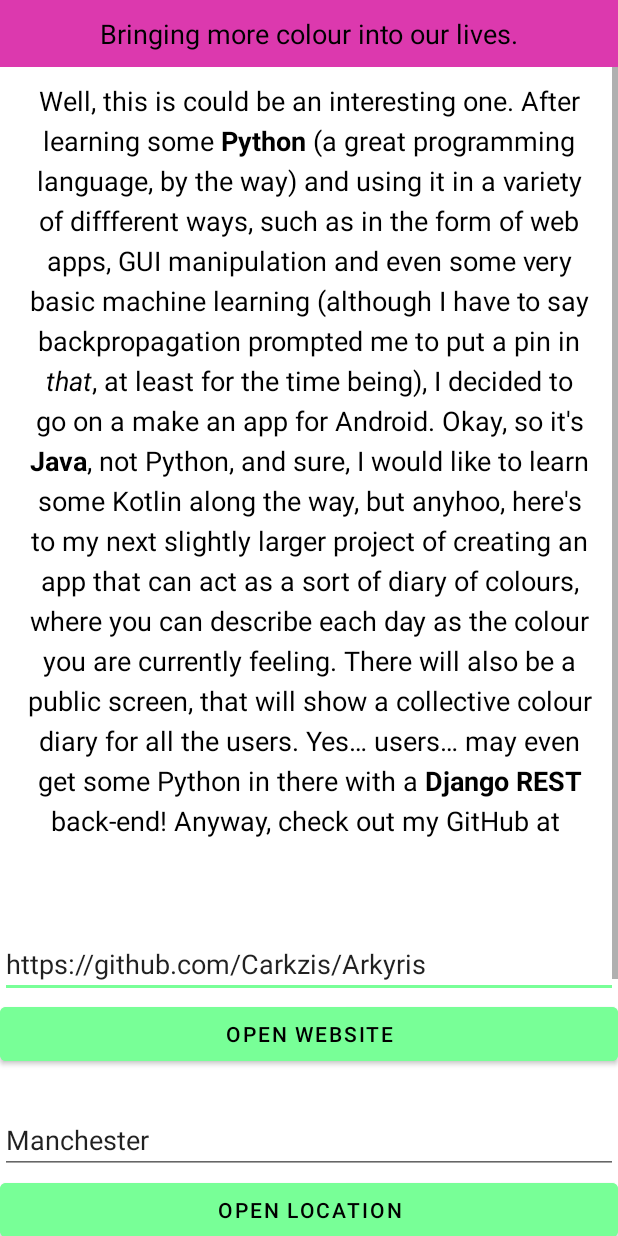
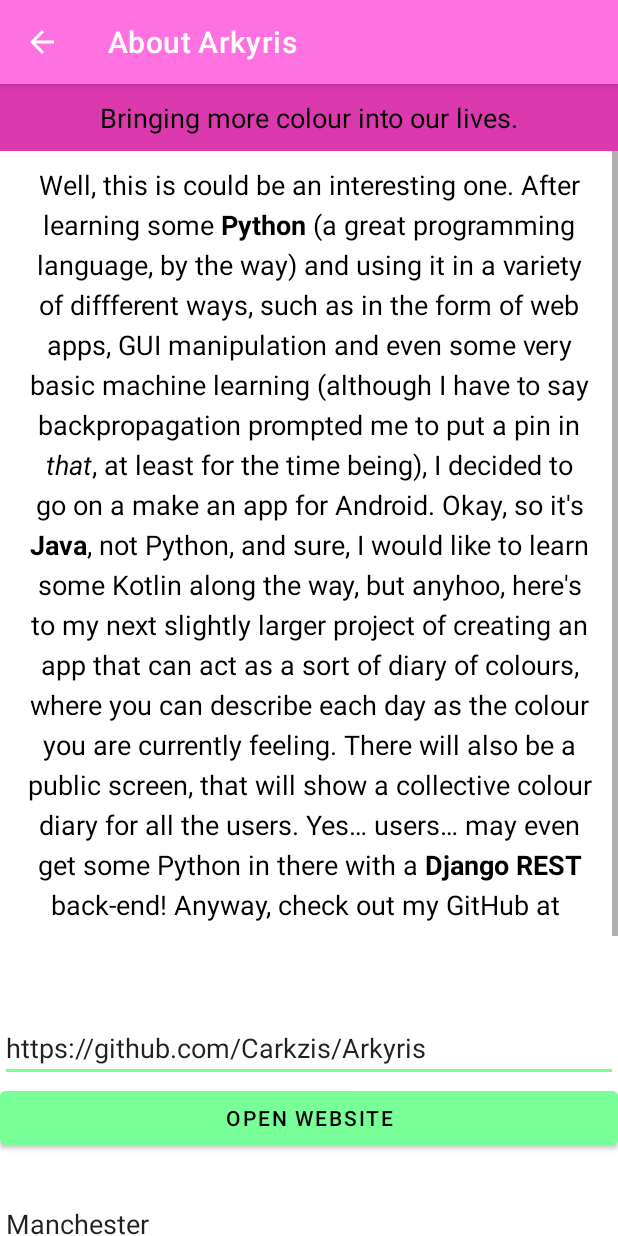
Before and after one commit to Carkzis/Arkyris, an Android app: the AboutActivity screen opened directly, with no data from a screen before it, on a phone screen of 412 x 824 dp. Run offline under Robolectric (Android 15) with nearby library versions, the phone set to English and light mode, and no system bars.

Commit message:
Added toolbar menu items, fixed missing about page toolbar.

```diff
--- a/app/src/main/java/com/example/arkyris/AboutActivity.java
+++ b/app/src/main/java/com/example/arkyris/AboutActivity.java
@@ -23,10 +23,18 @@ public class AboutActivity extends AppCompatActivity {
         super.onCreate(savedInstanceState);
         setContentView(R.layout.activity_about);
 
+        // Initialise toolbar
+        androidx.appcompat.widget.Toolbar toolbar = findViewById(R.id.toolbar);
+        setSupportActionBar(toolbar);
+
+        getSupportActionBar().setDisplayHomeAsUpEnabled(true);
+        getSupportActionBar().setHomeButtonEnabled(true);
+
         // Initialise variables
         mWebsiteEditText = findViewById(R.id.website_edittext);
         mLocationEditText = findViewById(R.id.location_edittext);
         mShareEditText = findViewById((R.id.share_edittext));
+
     }
 
     public void openWebsite(View view) {
--- a/app/src/main/res/layout/activity_about.xml
+++ b/app/src/main/res/layout/activity_about.xml
@@ -1,14 +1,32 @@
 <?xml version="1.0" encoding="utf-8"?>
 <RelativeLayout xmlns:android="http://schemas.android.com/apk/res/android"
+    xmlns:app="http://schemas.android.com/apk/res-auto"
     xmlns:tools="http://schema.android.com/tools"
     android:layout_width="match_parent"
     android:layout_height="match_parent"
     tools:context="com.android.android.scrollingtext.MainActivity">
 
+    <com.google.android.material.appbar.AppBarLayout
+        android:id="@+id/appbar"
+        android:layout_width="match_parent"
+        android:layout_height="wrap_content">
+
+        <androidx.appcompat.widget.Toolbar
+            android:id="@+id/toolbar"
+            android:layout_width="match_parent"
+            android:layout_height="wrap_content"
+            android:layout_alignParentTop="true"
+            android:background="?attr/colorPrimary"
+            android:minHeight="?attr/actionBarSize"
+            android:theme="@style/ThemeOverlay.AppCompat.Dark.ActionBar" />
+
+    </com.google.android.material.appbar.AppBarLayout>
+
     <TextView
         android:id="@+id/article_subheading"
         android:layout_width="match_parent"
         android:layout_height="wrap_content"
+        android:layout_below="@id/appbar"
         android:layout_gravity="center_horizontal"
         android:background="?colorPrimaryVariant"
         android:padding="@dimen/padding_regular"
@@ -48,61 +66,61 @@
                 android:layout_height="wrap_content"
                 android:layout_marginTop="24dp"
                 android:hint="@string/edittext_hint_uri"
-                android:text="@string/edittext_uri"/>
+                android:text="@string/edittext_uri" />
 
             <Button
                 android:id="@+id/open_website_button"
                 android:layout_width="match_parent"
                 android:layout_height="wrap_content"
                 android:layout_marginBottom="24dp"
+                android:backgroundTint="?colorSecondary"
+                android:onClick="openWebsite"
                 android:text="@string/open_website"
-                android:onClick="openWebsite"
-                android:backgroundTint="?colorSecondary"
-                android:textColor="@color/black"/>
+                android:textColor="@color/black" />
 
             <EditText
                 android:id="@+id/location_edittext"
                 android:layout_width="match_parent"
                 android:layout_height="wrap_content"
                 android:hint="@string/edittext_hint_loc"
-                android:text="@string/edittext_loc"/>
+                android:text="@string/edittext_loc" />
 
             <Button
                 android:id="@+id/open_location_button"
                 android:layout_width="match_parent"
                 android:layout_height="wrap_content"
                 android:layout_marginBottom="24dp"
+                android:backgroundTint="?colorSecondary"
+                android:onClick="openLocation"
                 android:text="@string/open_location"
-                android:onClick="openLocation"
-                android:backgroundTint="?colorSecondary"
-                android:textColor="@color/black"/>
+                android:textColor="@color/black" />
 
             <EditText
                 android:id="@+id/share_edittext"
                 android:layout_width="match_parent"
                 android:layout_height="wrap_content"
                 android:hint="@string/edittext_hint_share"
-                android:text="@string/edittext_share"/>
+                android:text="@string/edittext_share" />
 
             <Button
                 android:id="@+id/share_text_button"
                 android:layout_width="match_parent"
                 android:layout_height="wrap_content"
                 android:layout_marginBottom="24dp"
+                android:backgroundTint="?colorSecondary"
+                android:onClick="shareText"
                 android:text="@string/button_share"
-                android:onClick="shareText"
-                android:backgroundTint="?colorSecondary"
-                android:textColor="@color/black"/>
+                android:textColor="@color/black" />
 
             <Button
                 android:id="@+id/camera_button"
                 android:layout_width="match_parent"
                 android:layout_height="wrap_content"
                 android:layout_marginBottom="24dp"
+                android:backgroundTint="?colorSecondary"
+                android:onClick="takePicture"
                 android:text="@string/button_camera"
-                android:onClick="takePicture"
-                android:backgroundTint="?colorSecondary"
-                android:textColor="@color/black"/>
+                android:textColor="@color/black" />
 
         </LinearLayout>
 
--- a/app/src/main/res/layout/activity_main.xml
+++ b/app/src/main/res/layout/activity_main.xml
@@ -22,8 +22,7 @@
                 android:layout_alignParentTop="true"
                 android:background="?attr/colorPrimary"
                 android:minHeight="?attr/actionBarSize"
-                android:theme="@style/ThemeOverlay.AppCompat.Dark.ActionBar"
-                app:popupTheme="@style/ThemeOverlay.AppCompat.Light" />
+                android:theme="@style/ThemeOverlay.AppCompat.Dark.ActionBar" />
 
             <com.google.android.material.tabs.TabLayout
                 android:id="@+id/tab_layout"
--- a/app/src/main/res/values-night/themes.xml
+++ b/app/src/main/res/values-night/themes.xml
@@ -12,6 +12,8 @@
         <item name="colorOnSecondary">@color/white</item>
         <!-- Status bar color. -->
         <item name="android:statusBarColor" tools:targetApi="l">?attr/colorPrimaryVariant</item>
+        <item name="android:actionMenuTextColor">?attr/colorOnPrimary</item>
+
         <!-- Customize your theme here. -->
         <item name="windowActionBar">false</item>
         <item name="windowNoTitle">true</item>
--- a/app/src/main/res/values/strings.xml
+++ b/app/src/main/res/values/strings.xml
@@ -29,4 +29,6 @@
     <string name="open_location">Open Location</string>
     <string name="open_website">Open Website</string>
     <string name="toast_entry_added">Your diary entry has been made! Placeholder.</string>
+    <string name="settings">Settings</string>
+    <string name="about">About</string>
 </resources>
--- a/app/src/main/res/values/themes.xml
+++ b/app/src/main/res/values/themes.xml
@@ -12,6 +12,7 @@
         <item name="colorOnSecondary">@color/black</item>
         <!-- Status bar color. -->
         <item name="android:statusBarColor" tools:targetApi="l">?attr/colorPrimaryVariant</item>
+        <item name="android:actionMenuTextColor">@color/white</item>
         <!-- Customize your theme here. -->
         <item name="windowActionBar">false</item>
         <item name="windowNoTitle">true</item>
```
Also changed, not shown: app/src/main/AndroidManifest.xml (+4 -3 lines), app/src/main/java/com/example/arkyris/MainActivity.java (+22 -0 lines), app/src/main/res/menu/menu.xml (added, +16 -0 lines).
